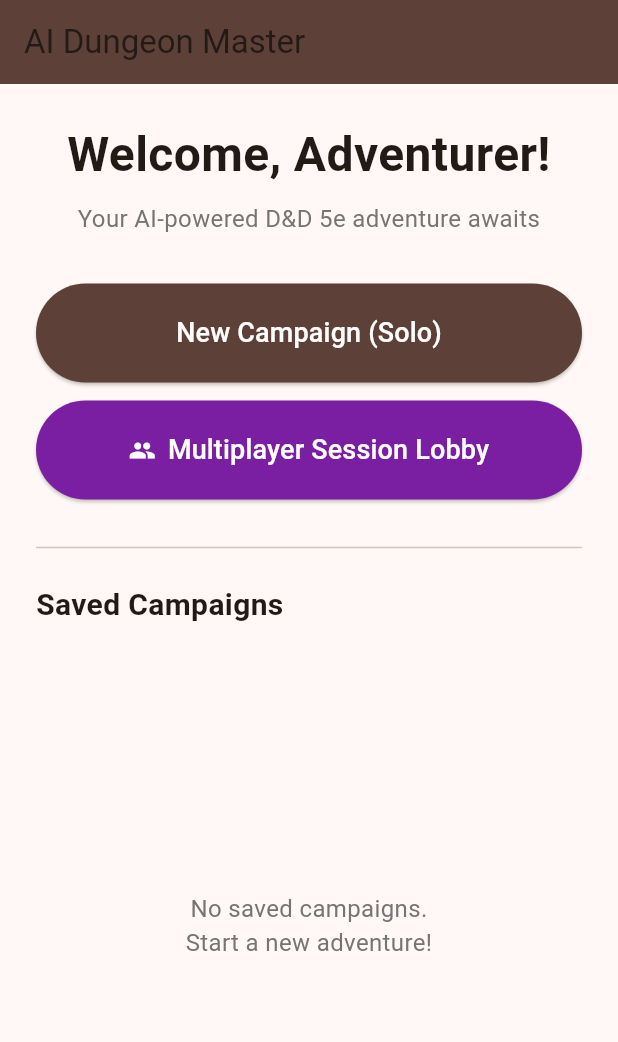
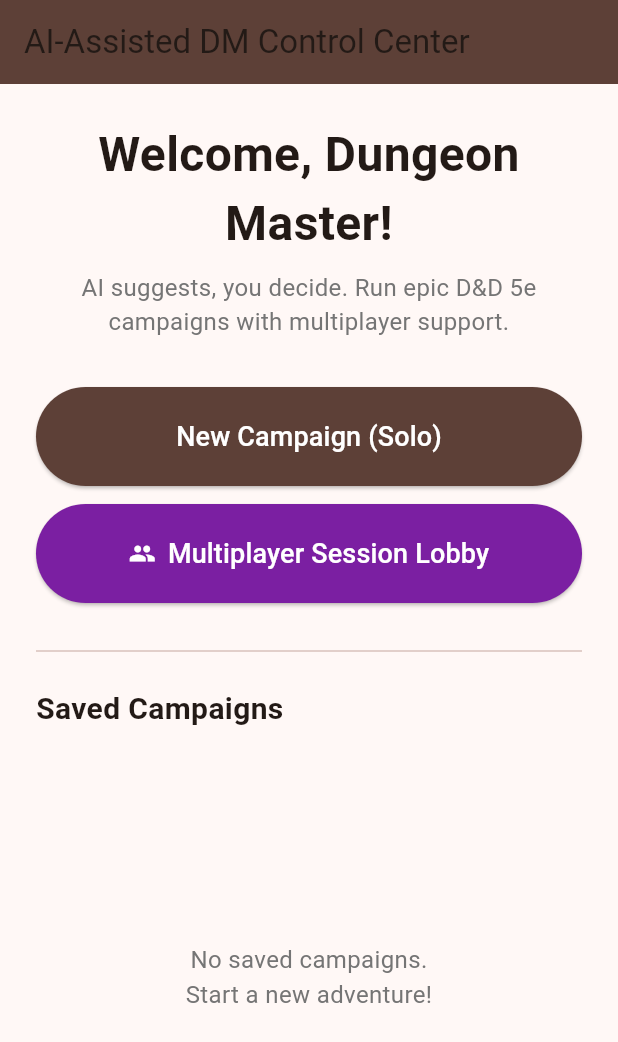
Before and after one commit to TrustEden/eden-preprocessor-demo, a Flutter app: the screen it shows after launch, on a phone screen of 412 x 824 dp. Shown: the top 1042 px of the screen. Run offline on Flutter 3.47's test engine with Material 3 defaults, Android fonts, the phone set to English and light mode, and no system bars; our stand-ins replace file_picker, flutter_secure_storage, flutter_tts, shared_preferences, sqflite_common_ffi; missing offline and left inert: eden_preprocessor_demo; accounts and stored records are empty.

Commit message:
feat: Update branding and add comprehensive Phase 2 documentation
Completes the transformation to AI-Assisted DM Control Center with
updated branding and detailed feature documentation.

Branding Updates:
- App title: "AI-Assisted DM Control Center"
- Home screen: "Welcome, Dungeon Master!"
- Tagline: "AI suggests, you decide. Run epic D&D 5e campaigns with
  multiplayer support."
- Emphasizes DM-first philosophy throughout UI

Documentation (PHASE2_FEATURES.md):
- Complete overview of all Phase 2 features
- Detailed guides for each system (8 major features)
- Step-by-step workflows with examples
- Best practices for DMs and players
- AI configuration guide
- Database architecture reference
- Troubleshooting section
- Migration guide from Phase 1

Feature Documentation Includes:
1. Relationship System - NPC attitudes and party dynamics
2. World Events - Dynamic world that reacts to players
3. Enhanced Combat - Reactions, hazards, boss mechanics
4. Character Development - Personal quests and arcs
5. Crafting System - Quality-based item creation
6. Dynamic Economy - Supply/demand pricing
7. DM AI Tools - NPC generation, consistency checking
8. Encounter Builder - CR-balanced combat design

Examples Provided:
- Relationship event workflow
- World event creation and triggering
- Boss fight configuration with legendary actions
- Character redemption arc
- Crafting masterwork weapon with quality tiers
- Market event affecting economy
- AI-generated NPC with full details
- Balanced encounter calculation

The documentation serves as both a user guide and technical reference,
demonstrating the depth and polish of the Phase 2 implementation.

```diff
--- a/lib/main.dart
+++ b/lib/main.dart
@@ -11,7 +11,7 @@ class AIDungeonMasterApp extends StatelessWidget {
   @override
   Widget build(BuildContext context) {
     return MaterialApp(
-      title: 'AI Dungeon Master',
+      title: 'AI-Assisted DM Control Center',
       debugShowCheckedModeBanner: false,
       theme: ThemeData(
         primarySwatch: Colors.brown,
--- a/lib/screens/home_screen.dart
+++ b/lib/screens/home_screen.dart
@@ -77,7 +77,7 @@ class _HomeScreenState extends State<HomeScreen> {
   Widget build(BuildContext context) {
     return Scaffold(
       appBar: AppBar(
-        title: const Text('AI Dungeon Master'),
+        title: const Text('AI-Assisted DM Control Center'),
         backgroundColor: Colors.brown[700],
       ),
       body: Center(
@@ -88,13 +88,13 @@ class _HomeScreenState extends State<HomeScreen> {
             crossAxisAlignment: CrossAxisAlignment.stretch,
             children: [
               const Text(
-                'Welcome, Adventurer!',
+                'Welcome, Dungeon Master!',
                 style: TextStyle(fontSize: 32, fontWeight: FontWeight.bold),
                 textAlign: TextAlign.center,
               ),
               const SizedBox(height: 8),
               Text(
-                'Your AI-powered D&D 5e adventure awaits',
+                'AI suggests, you decide. Run epic D&D 5e campaigns with multiplayer support.',
                 style: TextStyle(fontSize: 16, color: Colors.grey[600]),
                 textAlign: TextAlign.center,
               ),
```
Also changed, not shown: 1 other file.
